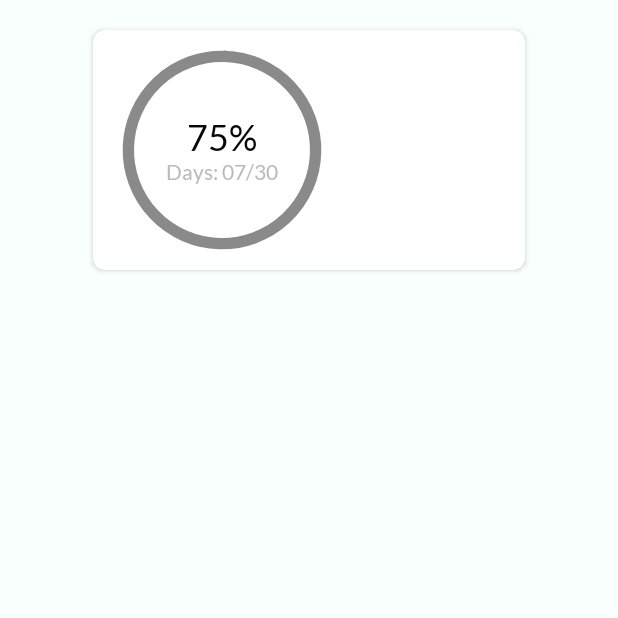
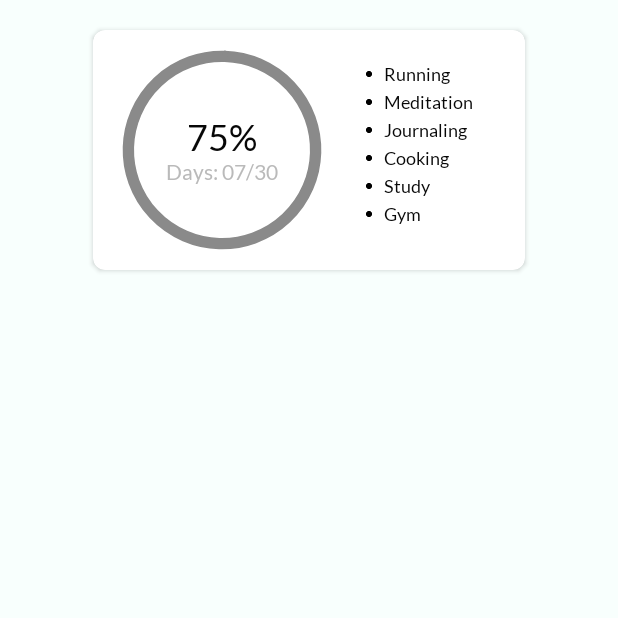
Before and after one commit to nyanishinde/Karya, an Android app: the MonthlyOverview screen opened directly, with no data from a screen before it, on a phone screen of 412 x 824 dp, the top half of it. Run offline under Robolectric (Android 15) with nearby library versions, the phone set to English and light mode, and no system bars.

Commit message:
Completed adapter and applied it on the recycler view of tasknames

```diff
--- a/app/src/main/java/com/example/karya/AdapterTaskNames.kt
+++ b/app/src/main/java/com/example/karya/AdapterTaskNames.kt
@@ -1,6 +1,29 @@
 package com.example.karya
 
+import android.view.LayoutInflater
+import android.view.View
+import android.view.ViewGroup
+import android.widget.TextView
 import androidx.recyclerview.widget.RecyclerView
 
 class AdapterTaskNames(private val names:MutableList<String>):RecyclerView.Adapter<AdapterTaskNames.TaskNamesViewHolder>() {
+    class TaskNamesViewHolder(itemView: View):RecyclerView.ViewHolder(itemView) {
+        val taskName: TextView = itemView.findViewById(R.id.txtTaskName)
+    }
+
+    override fun onCreateViewHolder(
+        parent: ViewGroup,
+        viewType: Int
+    ): AdapterTaskNames.TaskNamesViewHolder {
+        val view = LayoutInflater.from(parent.context).inflate(R.layout.item_taskname,parent,false)
+        return TaskNamesViewHolder(view)
+    }
+
+    override fun onBindViewHolder(holder: AdapterTaskNames.TaskNamesViewHolder, position: Int) {
+        val itemName = names[position]
+        holder.taskName.text=itemName
+    }
+
+    override fun getItemCount(): Int =names.size
+
 }
--- a/app/src/main/java/com/example/karya/CheckListDialogFragment.kt
+++ b/app/src/main/java/com/example/karya/CheckListDialogFragment.kt
@@ -44,6 +44,11 @@ class CheckListDialogFragment:DialogFragment() {
         //Declaring recyclerview and adapter
         taskRecyclerView = view.findViewById(R.id.rvDailyTasks)
         taskRecyclerView.layoutManager=LinearLayoutManager(requireContext())
+        //Creating and setting adapter for task list recyclerView
+        adapterCheckList = AdapterCheckList(checkListItem){checked,total ->
+            taskCounter.text="$checked/$total"
+        }
+        taskRecyclerView.adapter=adapterCheckList
 
         //Initialing a calender instance to get current date
         val calendar = Calendar.getInstance()
@@ -53,12 +58,6 @@ class CheckListDialogFragment:DialogFragment() {
         val checkListTotalItems=checkListItem.size
         val checkListCheckedItemsCount=checkListItem.count(){it.isChecked}
         taskCounter.text="$checkListCheckedItemsCount/$checkListTotalItems"
-
-        //Creating and setting adapter for task list recyclerView
-        adapterCheckList = AdapterCheckList(checkListItem){checked,total ->
-            taskCounter.text="$checked/$total"
-        }
-        taskRecyclerView.adapter=adapterCheckList
 
         //Setting click event on add more task
         btnAddMoreTasks.setOnClickListener {
--- a/app/src/main/java/com/example/karya/MonthlyOverview.kt
+++ b/app/src/main/java/com/example/karya/MonthlyOverview.kt
@@ -5,8 +5,13 @@ import androidx.activity.enableEdgeToEdge
 import androidx.appcompat.app.AppCompatActivity
 import androidx.core.view.ViewCompat
 import androidx.core.view.WindowInsetsCompat
+import androidx.recyclerview.widget.LinearLayoutManager
+import androidx.recyclerview.widget.RecyclerView
 
 class MonthlyOverview : AppCompatActivity() {
+
+    private val taskNames= mutableListOf("Running","Meditation","Journaling","Cooking","Study","Gym")
+
     override fun onCreate(savedInstanceState: Bundle?) {
         super.onCreate(savedInstanceState)
         enableEdgeToEdge()
@@ -16,5 +21,12 @@ class MonthlyOverview : AppCompatActivity() {
             v.setPadding(systemBars.left, systemBars.top, systemBars.right, systemBars.bottom)
             insets
         }
+
+        //Creating variable for recyclerview and setting layout manager
+        val recyclerViewTaskNames : RecyclerView = findViewById(R.id.rvTaskNames)
+        recyclerViewTaskNames.layoutManager = LinearLayoutManager(this)
+        //Creating adapter and setting it on recycler view
+        val rvAdapter = AdapterTaskNames(taskNames)
+        recyclerViewTaskNames.adapter=rvAdapter
     }
 }
```
